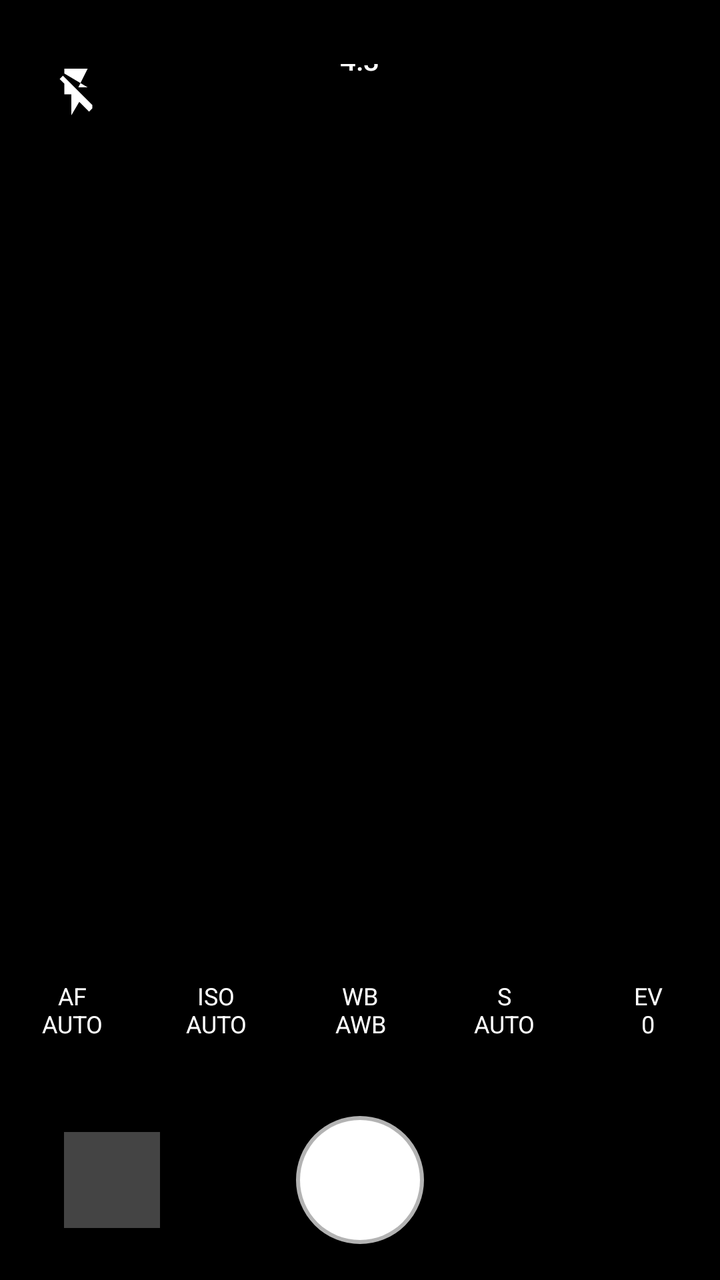
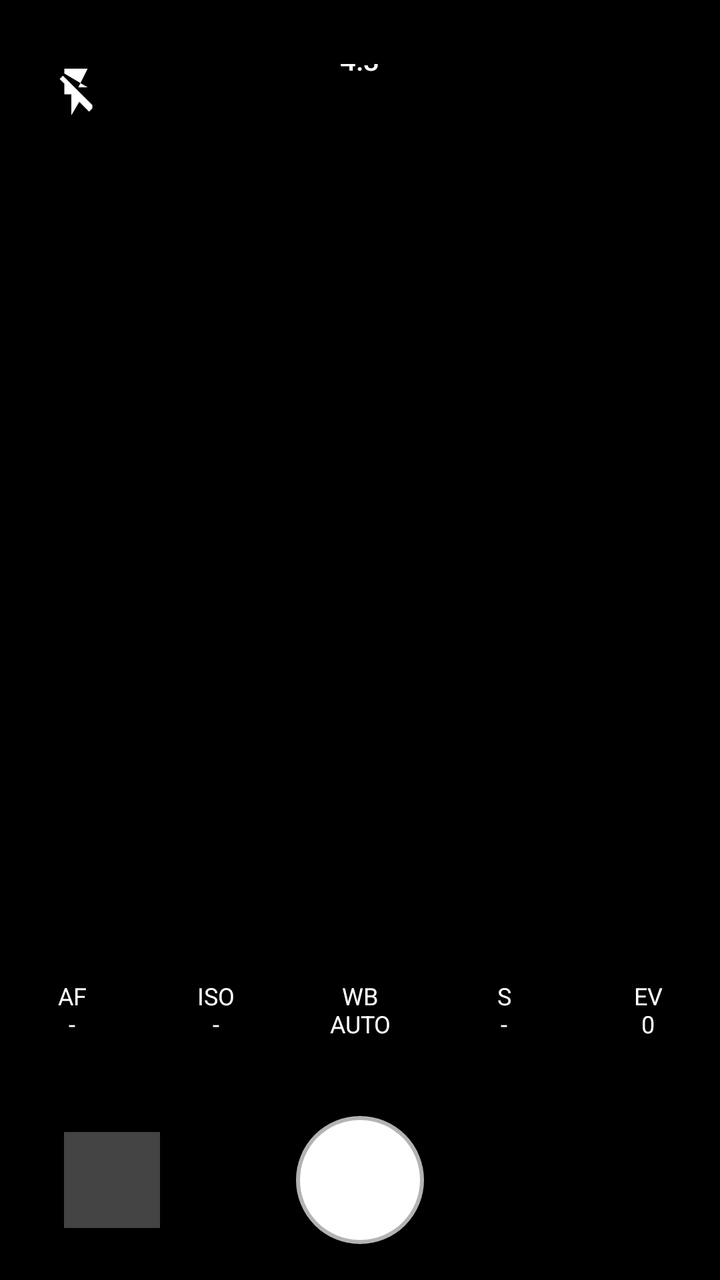

Two renders of the same Android screen: before a commit and after it. Below are the layout's source before the change and the commit's diff.
<!-- AndroidManifest.xml: application theme android:Theme.DeviceDefault.NoActionBar -->
<!-- res/layout/activity_main.xml -->
<?xml version="1.0" encoding="utf-8"?>
<RelativeLayout xmlns:android="http://schemas.android.com/apk/res/android"
    android:layout_width="match_parent"
    android:layout_height="match_parent"
    android:background="#000000">

    <RelativeLayout
        android:id="@+id/preview_container"
        android:layout_width="match_parent"
        android:layout_height="match_parent"
        android:layout_above="@+id/bottom_container">
        
        <TextureView
            android:id="@+id/view_finder"
            android:layout_width="match_parent"
            android:layout_height="wrap_content"
            android:layout_centerInParent="true" />
            
        <View
            android:id="@+id/focus_ring"
            android:layout_width="80dp"
            android:layout_height="80dp"
            android:background="@drawable/focus_frame"
            android:visibility="gone" />
    </RelativeLayout>

    
    <RelativeLayout
        android:layout_width="match_parent"
        android:layout_height="wrap_content"
        android:layout_alignParentTop="true"
        android:paddingTop="32dp"
        android:paddingHorizontal="24dp">
        
        <ImageView
            android:id="@+id/btn_flash"
            android:layout_width="28dp"
            android:layout_height="28dp"
            android:layout_alignParentStart="true"
            android:src="@drawable/ic_flash_off"
            android:clickable="true"
            android:focusable="true"/>

        <TextView
            android:id="@+id/btn_ratio"
            android:layout_width="wrap_content"
            android:layout_height="wrap_content"
            android:layout_centerInParent="true"
            android:text="4:3"
            android:textColor="#FFFFFF"
            android:textSize="14sp"
            android:fontFamily="sans-serif-medium"
            android:shadowColor="#000000"
            android:shadowDx="1"
            android:shadowDy="1"
            android:shadowRadius="4" />
    </RelativeLayout>

    <LinearLayout
        android:id="@+id/bottom_container"
        android:layout_width="match_parent"
        android:layout_height="wrap_content"
        android:layout_alignParentBottom="true"
        android:orientation="vertical"
        android:background="#FF000000"
        android:gravity="center"
        android:paddingTop="12dp">

        <LinearLayout
            android:id="@+id/slider_panel"
            android:layout_width="match_parent"
            android:layout_height="wrap_content"
            android:orientation="horizontal"
            android:gravity="center_vertical"
            android:visibility="gone"
            android:layout_marginHorizontal="32dp"
            android:layout_marginBottom="12dp">

            <TextView
                android:id="@+id/btn_auto_toggle"
                android:layout_width="wrap_content"
                android:layout_height="wrap_content"
                android:textColor="#00FF00"
                android:textSize="14sp"
                android:paddingEnd="16dp"
                android:text="AUTO"
                android:gravity="center"
                android:fontFamily="sans-serif-medium"/>

            
            <SeekBar
                android:id="@+id/setting_seekbar"
                android:layout_width="0dp"
                android:layout_weight="1"
                android:layout_height="wrap_content"
                android:max="100"
                android:splitTrack="false"
                android:progressDrawable="@android:color/transparent"
                android:tickMark="@drawable/tick_mark"
                android:thumb="@drawable/ruler_thumb"
                android:minHeight="24dp"
                android:maxHeight="24dp"/>
        </LinearLayout>

        <LinearLayout
            android:layout_width="match_parent"
            android:layout_height="wrap_content"
            android:orientation="horizontal"
            android:weightSum="5"
            android:gravity="center"
            android:paddingBottom="12dp">

            <TextView android:id="@+id/btn_af" android:layout_width="0dp" android:layout_height="wrap_content" android:layout_weight="1" android:text="AF\nAUTO" android:textColor="#FFFFFF" android:textSize="12sp" android:gravity="center" android:textAlignment="center" android:padding="8dp" android:fontFamily="sans-serif"/>
            <TextView android:id="@+id/btn_iso" android:layout_width="0dp" android:layout_height="wrap_content" android:layout_weight="1" android:text="ISO\nAUTO" android:textColor="#FFFFFF" android:textSize="12sp" android:gravity="center" android:textAlignment="center" android:padding="8dp" android:fontFamily="sans-serif"/>
            <TextView android:id="@+id/btn_wb" android:layout_width="0dp" android:layout_height="wrap_content" android:layout_weight="1" android:text="WB\nAWB" android:textColor="#FFFFFF" android:textSize="12sp" android:gravity="center" android:textAlignment="center" android:padding="8dp" android:fontFamily="sans-serif"/>
            <TextView android:id="@+id/btn_s" android:layout_width="0dp" android:layout_height="wrap_content" android:layout_weight="1" android:text="S\nAUTO" android:textColor="#FFFFFF" android:textSize="12sp" android:gravity="center" android:textAlignment="center" android:padding="8dp" android:fontFamily="sans-serif"/>
            <TextView android:id="@+id/btn_ev" android:layout_width="0dp" android:layout_height="wrap_content" android:layout_weight="1" android:text="EV\n0" android:textColor="#FFFFFF" android:textSize="12sp" android:gravity="center" android:textAlignment="center" android:padding="8dp" android:fontFamily="sans-serif"/>
        </LinearLayout>

        <RelativeLayout
            android:layout_width="match_parent"
            android:layout_height="100dp">

            <ImageView
                android:id="@+id/thumbnail_view"
                android:layout_width="48dp"
                android:layout_height="48dp"
                android:layout_centerVertical="true"
                android:layout_alignParentStart="true"
                android:layout_marginStart="32dp"
                android:scaleType="centerCrop"
                android:background="#44FFFFFF"
                android:clickable="true"
                android:focusable="true" />

            <View
                android:id="@+id/btn_capture"
                android:layout_width="64dp"
                android:layout_height="64dp"
                android:layout_centerInParent="true"
                android:clickable="true"
                android:focusable="true"
                android:background="@drawable/circle_button" />
        </RelativeLayout>
    </LinearLayout>
</RelativeLayout>
<!-- resources referenced by this layout -->
<resources>
  <!-- drawable circle_button (drawable) -->
  <?xml version="1.0" encoding="utf-8"?>
  <selector xmlns:android="http://schemas.android.com/apk/res/android">
      <item android:state_pressed="true">
          <shape android:shape="oval">
              <solid android:color="#999999" />
              <stroke android:width="4dp" android:color="#B3FFFFFF" />
          </shape>
      </item>
      <item>
          <shape android:shape="oval">
              <solid android:color="#FFFFFF" />
              <stroke android:width="4dp" android:color="#B3FFFFFF" />
          </shape>
      </item>
  </selector>
  <!-- drawable focus_frame (drawable) -->
  <?xml version="1.0" encoding="utf-8"?>
  <shape xmlns:android="http://schemas.android.com/apk/res/android" android:shape="rectangle">
      <solid android:color="@android:color/transparent" />
      <stroke android:width="1dp" android:color="#FFFFFF" />
      <corners android:radius="8dp" />
  </shape>
  <!-- drawable ic_flash_off (drawable) -->
  <?xml version="1.0" encoding="utf-8"?>
  <vector xmlns:android="http://schemas.android.com/apk/res/android"
      android:width="24dp" android:height="24dp"
      android:viewportWidth="24" android:viewportHeight="24">
      <path android:fillColor="#FFFFFF" android:pathData="M17,10h-4l4,-8H7v2.1L17,10zM19,17.6L6.4,5 5,6.4l2,2V13h3v9l3.4,-5.8 4.2,4.2 1.4,-1.4z"/>
  </vector>
  <!-- drawable ruler_thumb (drawable) -->
  <?xml version="1.0" encoding="utf-8"?>
  <shape xmlns:android="http://schemas.android.com/apk/res/android" android:shape="rectangle">
      <size android:width="3dp" android:height="20dp" />
      <solid android:color="#00FF00" />
      <corners android:radius="1.5dp" />
  </shape>
  <!-- drawable tick_mark (drawable) -->
  <?xml version="1.0" encoding="utf-8"?>
  <shape xmlns:android="http://schemas.android.com/apk/res/android" android:shape="rectangle">
      <size android:width="1.5dp" android:height="10dp" />
      <solid android:color="#66FFFFFF" />
  </shape>
</resources>

<!-- the commit's change to res/layout/activity_main.xml (unified diff, before → after) -->
@@ -24,7 +24,6 @@
             android:visibility="gone" />
     </RelativeLayout>
 
-    
     <RelativeLayout
         android:layout_width="match_parent"
         android:layout_height="wrap_content"
@@ -87,7 +86,6 @@
                 android:gravity="center"
                 android:fontFamily="sans-serif-medium"/>
 
-            
             <SeekBar
                 android:id="@+id/setting_seekbar"
                 android:layout_width="0dp"
@@ -110,10 +108,10 @@
             android:gravity="center"
             android:paddingBottom="12dp">
 
-            <TextView android:id="@+id/btn_af" android:layout_width="0dp" android:layout_height="wrap_content" android:layout_weight="1" android:text="AF\nAUTO" android:textColor="#FFFFFF" android:textSize="12sp" android:gravity="center" android:textAlignment="center" android:padding="8dp" android:fontFamily="sans-serif"/>
-            <TextView android:id="@+id/btn_iso" android:layout_width="0dp" android:layout_height="wrap_content" android:layout_weight="1" android:text="ISO\nAUTO" android:textColor="#FFFFFF" android:textSize="12sp" android:gravity="center" android:textAlignment="center" android:padding="8dp" android:fontFamily="sans-serif"/>
-            <TextView android:id="@+id/btn_wb" android:layout_width="0dp" android:layout_height="wrap_content" android:layout_weight="1" android:text="WB\nAWB" android:textColor="#FFFFFF" android:textSize="12sp" android:gravity="center" android:textAlignment="center" android:padding="8dp" android:fontFamily="sans-serif"/>
-            <TextView android:id="@+id/btn_s" android:layout_width="0dp" android:layout_height="wrap_content" android:layout_weight="1" android:text="S\nAUTO" android:textColor="#FFFFFF" android:textSize="12sp" android:gravity="center" android:textAlignment="center" android:padding="8dp" android:fontFamily="sans-serif"/>
+            <TextView android:id="@+id/btn_af" android:layout_width="0dp" android:layout_height="wrap_content" android:layout_weight="1" android:text="AF\n-" android:textColor="#FFFFFF" android:textSize="12sp" android:gravity="center" android:textAlignment="center" android:padding="8dp" android:fontFamily="sans-serif"/>
+            <TextView android:id="@+id/btn_iso" android:layout_width="0dp" android:layout_height="wrap_content" android:layout_weight="1" android:text="ISO\n-" android:textColor="#FFFFFF" android:textSize="12sp" android:gravity="center" android:textAlignment="center" android:padding="8dp" android:fontFamily="sans-serif"/>
+            <TextView android:id="@+id/btn_wb" android:layout_width="0dp" android:layout_height="wrap_content" android:layout_weight="1" android:text="WB\nAUTO" android:textColor="#FFFFFF" android:textSize="12sp" android:gravity="center" android:textAlignment="center" android:padding="8dp" android:fontFamily="sans-serif"/>
+            <TextView android:id="@+id/btn_s" android:layout_width="0dp" android:layout_height="wrap_content" android:layout_weight="1" android:text="S\n-" android:textColor="#FFFFFF" android:textSize="12sp" android:gravity="center" android:textAlignment="center" android:padding="8dp" android:fontFamily="sans-serif"/>
             <TextView android:id="@+id/btn_ev" android:layout_width="0dp" android:layout_height="wrap_content" android:layout_weight="1" android:text="EV\n0" android:textColor="#FFFFFF" android:textSize="12sp" android:gravity="center" android:textAlignment="center" android:padding="8dp" android:fontFamily="sans-serif"/>
         </LinearLayout>
 
